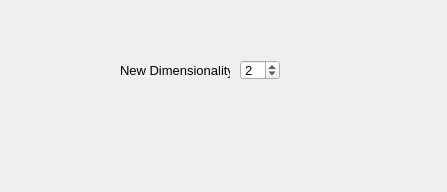
Old version of the form _AlgorithmsPlugins/Projections/paramsSammon.ui in the repository b4silio/MLDemos.
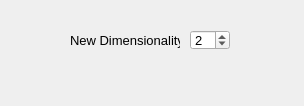
New version of the form.

What changed in the file:
```diff
--- a/_AlgorithmsPlugins/Projections/paramsSammon.ui
+++ b/_AlgorithmsPlugins/Projections/paramsSammon.ui
@@ -6,8 +6,8 @@
    <rect>
     <x>0</x>
     <y>0</y>
-    <width>447</width>
-    <height>192</height>
+    <width>304</width>
+    <height>106</height>
    </rect>
   </property>
   <property name="windowTitle">
@@ -16,8 +16,8 @@
   <widget class="QLabel" name="labelStart">
    <property name="geometry">
     <rect>
-     <x>120</x>
-     <y>60</y>
+     <x>70</x>
+     <y>30</y>
      <width>110</width>
      <height>20</height>
     </rect>
@@ -34,8 +34,8 @@
   <widget class="QSpinBox" name="dimCountSpin">
    <property name="geometry">
     <rect>
-     <x>240</x>
-     <y>60</y>
+     <x>190</x>
+     <y>30</y>
      <width>40</width>
      <height>20</height>
     </rect>
```
